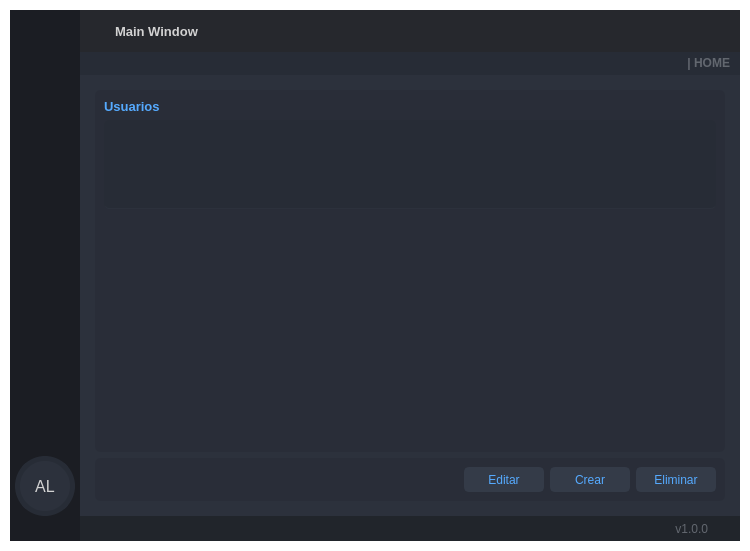
Before: the Qt Designer form visuals/GUI_BASE.ui in dariolggomez/HEATS-BOARD, drawn with Qt 5.
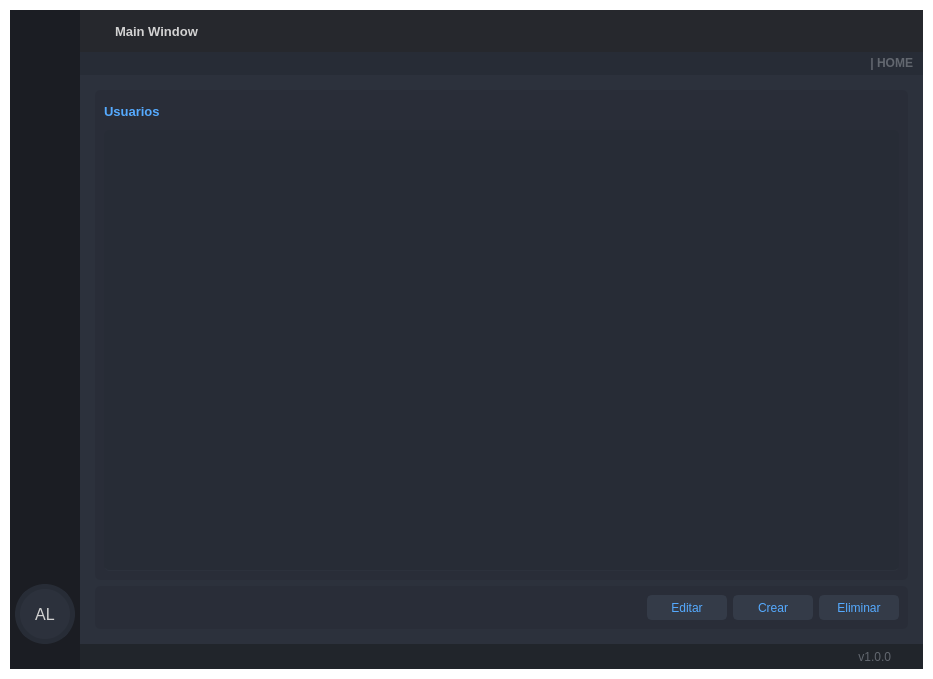
After: the same form once the commit is applied. Icons and pictures are not drawn.

```diff
--- a/visuals/GUI_BASE.ui
+++ b/visuals/GUI_BASE.ui
@@ -7,8 +7,8 @@
    <rect>
     <x>0</x>
     <y>0</y>
-    <width>750</width>
-    <height>551</height>
+    <width>933</width>
+    <height>679</height>
    </rect>
   </property>
   <property name="minimumSize">
@@ -1711,9 +1711,15 @@
                          <property name="frameShadow">
                           <enum>QFrame::Raised</enum>
                          </property>
-                         <layout class="QVBoxLayout" name="verticalLayout_13">
+                         <layout class="QVBoxLayout" name="verticalLayout_13" stretch="5,0">
                           <item>
                            <widget class="QLabel" name="labelHeaderUser">
+                            <property name="maximumSize">
+                             <size>
+                              <width>16777215</width>
+                              <height>25</height>
+                             </size>
+                            </property>
                             <property name="font">
                              <font>
                               <family>Segoe UI</family>
@@ -1744,7 +1750,7 @@
                             <property name="maximumSize">
                              <size>
                               <width>99999</width>
-                              <height>200</height>
+                              <height>1000</height>
                              </size>
                             </property>
                             <property name="palette">
@@ -2082,22 +2088,6 @@
                             </attribute>
                            </widget>
                           </item>
-                          <item>
-                           <spacer name="verticalSpacer">
-                            <property name="orientation">
-                             <enum>Qt::Vertical</enum>
-                            </property>
-                            <property name="sizeType">
-                             <enum>QSizePolicy::Expanding</enum>
-                            </property>
-                            <property name="sizeHint" stdset="0">
-                             <size>
-                              <width>20</width>
-                              <height>193</height>
-                             </size>
-                            </property>
-                           </spacer>
-                          </item>
                          </layout>
                         </widget>
                        </item>
```
Left out of the diff: 4 changed lines with no effect on the pictures.
